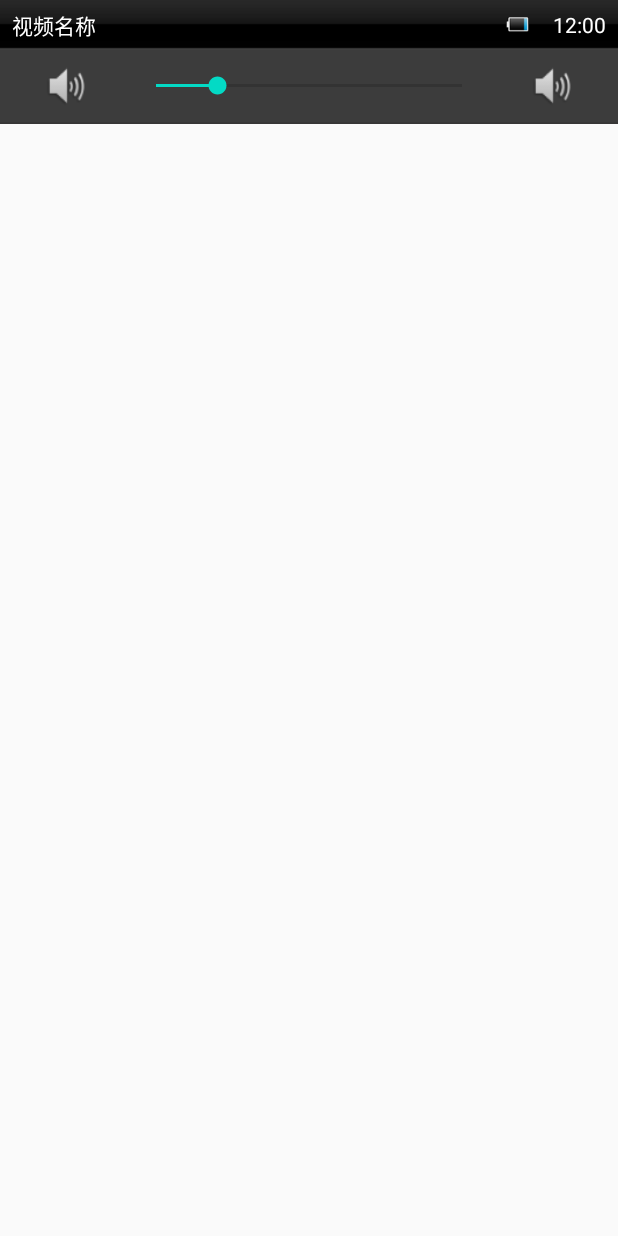
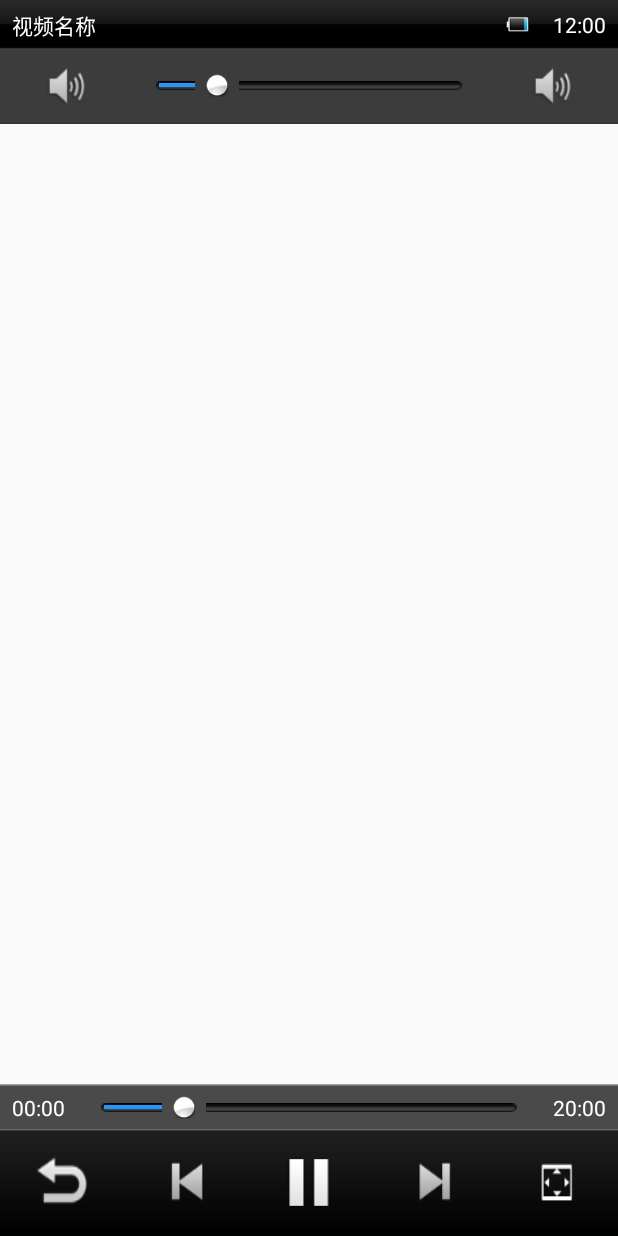
Before and after one commit to lxp10965/MobileMedia1, an Android app: the layout media_controller.xml on its own in the app's theme, with its tools: preview values and no code run, on a phone screen of 412 x 824 dp. Run offline under Robolectric (Android 15) with nearby library versions, the phone set to English and light mode, and no system bars.

Commit message:
添加视频控制面板

```diff
--- a/app/src/main/AndroidManifest.xml
+++ b/app/src/main/AndroidManifest.xml
@@ -26,10 +26,10 @@
         <activity
             android:name="com.xpl.mobilemedia1.activity.MainActivity"
             android:launchMode="singleTask">
-
-
         </activity>
-        <activity android:name="com.xpl.mobilemedia1.activity.SystemVideoPlayer" />
+        <activity android:name="com.xpl.mobilemedia1.activity.SystemVideoPlayer"
+            android:theme="@android:style/Theme.Black.NoTitleBar.Fullscreen"
+            android:configChanges="keyboardHidden|screenSize|orientation"/>
     </application>
 
 </manifest>
--- a/app/src/main/java/com/xpl/mobilemedia1/activity/MainActivity.java
+++ b/app/src/main/java/com/xpl/mobilemedia1/activity/MainActivity.java
@@ -19,6 +19,7 @@ public class MainActivity extends FragmentActivity {
 
     private RadioGroup rg_bottom_tag;
 
+    private int p;
 
     public MainActivity() {
 
@@ -55,8 +56,6 @@ public class MainActivity extends FragmentActivity {
         }
     }
 
-
-    int p;
 
     private class MysetOnCheckedChangeListener implements RadioGroup.OnCheckedChangeListener {
 
--- a/app/src/main/java/com/xpl/mobilemedia1/page/VideoPage.java
+++ b/app/src/main/java/com/xpl/mobilemedia1/page/VideoPage.java
@@ -129,7 +129,7 @@ public class VideoPage extends BasePager {
                 Log.d("TAG", "cursor.getCount(): " + cursor.getCount());
                 if (cursor != null) {
                     while (cursor.moveToNext()) {
-                        Log.e("TAG", "mediaItems: " + mediaItems.toString());
+//                        Log.e("TAG", "mediaItems: " + mediaItems.toString());
 
                         MediaItem mediaItem = new MediaItem();
                         mediaItems.add(mediaItem);
@@ -146,7 +146,7 @@ public class VideoPage extends BasePager {
 
                         String data = cursor.getString(3);
                         mediaItem.setData(data);
-                        Log.e("TAG", "data : " + data);
+//                        Log.e("TAG", "data : " + data);
 
                         String artist = cursor.getString(4);
                         mediaItem.setArtast(artist);
--- /dev/null
+++ b/app/src/main/res/drawable/btn_exit_selector.xml
@@ -0,0 +1,6 @@
+<?xml version="1.0" encoding="utf-8"?>
+<selector xmlns:android="http://schemas.android.com/apk/res/android">
+
+    <item android:state_pressed="false" android:drawable="@drawable/btn_exit"/>
+    <item android:state_pressed="true" android:drawable="@drawable/btn_exit_pressed"/>
+</selector>
--- /dev/null
+++ b/app/src/main/res/drawable/btn_video_next_selector.xml
@@ -0,0 +1,5 @@
+<?xml version="1.0" encoding="utf-8"?>
+<selector xmlns:android="http://schemas.android.com/apk/res/android">
+<item android:state_pressed="true" android:drawable="@drawable/btn_next_pressed"/>
+<item android:state_pressed="false" android:drawable="@drawable/btn_next_normal"/>
+</selector>
--- /dev/null
+++ b/app/src/main/res/drawable/btn_video_pause_selector.xml
@@ -0,0 +1,6 @@
+<?xml version="1.0" encoding="utf-8"?>
+<selector xmlns:android="http://schemas.android.com/apk/res/android">
+
+    <item android:state_pressed="false" android:drawable="@drawable/btn_pause_normal"/>
+    <item android:state_pressed="true" android:drawable="@drawable/btn_pause_pressed"/>
+</selector>
--- /dev/null
+++ b/app/src/main/res/drawable/btn_video_play_selector.xml
@@ -0,0 +1,6 @@
+<?xml version="1.0" encoding="utf-8"?>
+<selector xmlns:android="http://schemas.android.com/apk/res/android">
+
+    <item android:state_pressed="false" android:drawable="@drawable/btn_play_normal"/>
+    <item android:state_pressed="true" android:drawable="@drawable/btn_play_pressed"/>
+</selector>
--- /dev/null
+++ b/app/src/main/res/drawable/btn_video_pre_selector.xml
@@ -0,0 +1,6 @@
+<?xml version="1.0" encoding="utf-8"?>
+<selector xmlns:android="http://schemas.android.com/apk/res/android">
+    <item android:state_pressed="false" android:drawable="@drawable/btn_pre_normal"/>
+    <item android:state_pressed="true" android:drawable="@drawable/btn_pre_pressed"/>
+
+</selector>
--- /dev/null
+++ b/app/src/main/res/drawable/btn_video_siwch_screen_default_selector.xml
@@ -0,0 +1,6 @@
+<?xml version="1.0" encoding="utf-8"?>
+<selector xmlns:android="http://schemas.android.com/apk/res/android">
+    <item android:state_pressed="false" android:drawable="@drawable/btn_default_screen_normal"/>
+    <item android:state_pressed="true" android:drawable="@drawable/btn_default_screen_pressed"/>
+
+</selector>
--- /dev/null
+++ b/app/src/main/res/drawable/btn_video_siwch_screen_full_selector.xml
@@ -0,0 +1,6 @@
+<?xml version="1.0" encoding="utf-8"?>
+<selector xmlns:android="http://schemas.android.com/apk/res/android">
+    <item android:state_pressed="false" android:drawable="@drawable/btn_full_screen_normal"/>
+    <item android:state_pressed="true" android:drawable="@drawable/btn_full_screen_pressed"/>
+
+</selector>
--- /dev/null
+++ b/app/src/main/res/drawable/progress_horizontal.xml
@@ -0,0 +1,9 @@
+<?xml version="1.0" encoding="utf-8"?>
+<layer-list xmlns:android="http://schemas.android.com/apk/res/android">
+    <item android:id="@android:id/background" android:drawable="@drawable/progress_background">
+    </item>
+    <item android:id="@android:id/secondaryProgress" android:drawable="@drawable/progress_secondaryprogress"/>
+    <item android:id="@android:id/progress" android:drawable="@drawable/progress_normal"
+
+   />
+</layer-list>
--- a/app/src/main/res/layout/media_controller.xml
+++ b/app/src/main/res/layout/media_controller.xml
@@ -22,7 +22,7 @@
                 android:layout_height="wrap_content"
                 android:layout_marginLeft="8dp"
                 android:layout_weight="1"
-                android:text="视频名称"
+                android:text="@string/videoname"
                 android:textColor="#ffffff" />
 
             <ImageView
@@ -63,7 +63,9 @@
                 android:layout_weight="1"
                 android:maxHeight="6dp"
                 android:minHeight="6dp"
-                android:progress="20" />
+                android:progress="20"
+                android:thumb="@drawable/progress_thumb"
+                android:progressDrawable="@drawable/progress_horizontal"/>
 
             <Button
                 android:id="@+id/btn_swich_player"
@@ -73,6 +75,98 @@
 
         </LinearLayout>
 
+
+    </LinearLayout>
+
+    <LinearLayout
+        android:id="@+id/ll_bottom"
+        android:layout_width="match_parent"
+        android:layout_height="wrap_content"
+        android:layout_alignParentBottom="true"
+        android:orientation="vertical">
+
+        <LinearLayout
+            android:layout_width="match_parent"
+            android:layout_height="wrap_content"
+            android:background="@drawable/bg_player_bottom_seekbar"
+            android:gravity="center_vertical"
+            android:orientation="horizontal">
+
+            <TextView
+                android:id="@+id/tv_current_time"
+                android:layout_width="wrap_content"
+                android:layout_height="wrap_content"
+                android:text="00:00"
+                android:layout_marginLeft="8dp"
+                android:textColor="#ffffff" />
+
+            <SeekBar
+                android:id="@+id/seekbar_video"
+                android:layout_marginLeft="8dp"
+                android:layout_marginRight="8dp"
+                android:layout_width="match_parent"
+                android:layout_height="wrap_content"
+                android:layout_weight="1"
+                android:maxHeight="6dp"
+                android:minHeight="6dp"
+                android:progress="20"
+                android:thumb="@drawable/progress_thumb"
+                android:progressDrawable="@drawable/progress_horizontal"/>
+
+            <TextView
+                android:id="@+id/tv_duration"
+                android:layout_marginRight="8dp"
+                android:layout_width="wrap_content"
+                android:layout_height="wrap_content"
+                android:text="20:00"
+                android:textColor="#ffffff" />
+
+        </LinearLayout>
+
+        <LinearLayout
+            android:layout_width="match_parent"
+            android:layout_height="wrap_content"
+            android:background="@drawable/bg_player_bottom_control"
+            android:gravity="center_vertical"
+            android:orientation="horizontal">
+
+            <Button
+                android:id="@+id/btn_exit"
+                android:layout_width="wrap_content"
+                android:layout_height="wrap_content"
+                android:layout_weight="1"
+                android:background="@drawable/btn_exit_selector" />
+
+            <Button
+                android:id="@+id/btn_video_pre"
+                android:layout_width="wrap_content"
+                android:layout_height="wrap_content"
+                android:layout_weight="1"
+                android:background="@drawable/btn_video_pre_selector" />
+
+            <Button
+                android:id="@+id/btn_video_start_pause"
+                android:layout_width="wrap_content"
+                android:layout_height="wrap_content"
+                android:layout_weight="1"
+                android:background="@drawable/btn_video_pause_selector" />
+
+            <Button
+                android:id="@+id/btn_video_next"
+                android:layout_width="wrap_content"
+                android:layout_height="wrap_content"
+                android:layout_weight="1"
+                android:background="@drawable/btn_video_next_selector" />
+
+            <Button
+                android:id="@+id/btn_video_siwch_screen"
+                android:layout_width="wrap_content"
+                android:layout_height="wrap_content"
+                android:layout_weight="1"
+                android:background="@drawable/btn_video_siwch_screen_full_selector" />
+
+        </LinearLayout>
+
     </LinearLayout>
 
 </RelativeLayout>
--- a/app/src/main/res/values/strings.xml
+++ b/app/src/main/res/values/strings.xml
@@ -4,4 +4,5 @@
     <string name="video">本地视频</string>
     <string name="netvideo">网络视频</string>
     <string name="netmusic">网络音乐</string>
+    <string name="videoname">视频名称</string>
 </resources>
```
Also changed, not shown: app/src/main/java/com/xpl/mobilemedia1/activity/SystemVideoPlayer.java (+262 -14 lines), app/src/main/res/drawable/bg_player_bottom_control.9.png (added), app/src/main/res/drawable/bg_player_bottom_seekbar.9.png (added), app/src/main/res/drawable/bg_player_loading_background.9.png (added), app/src/main/res/drawable/progress_background.9.png (added).
